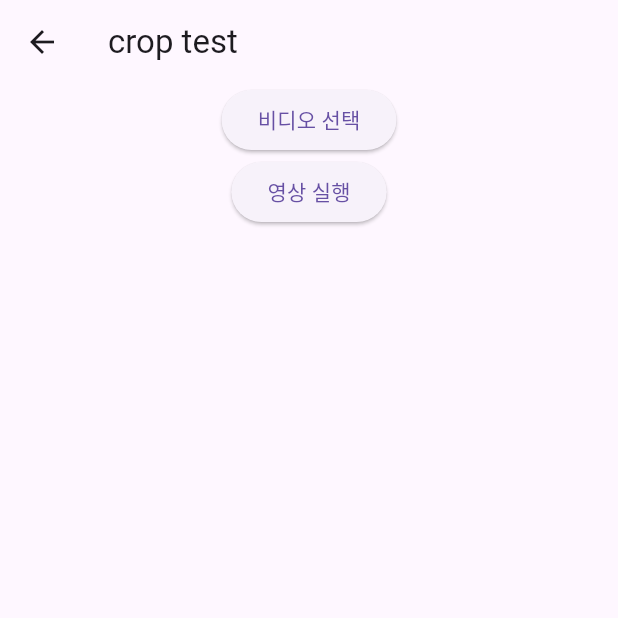
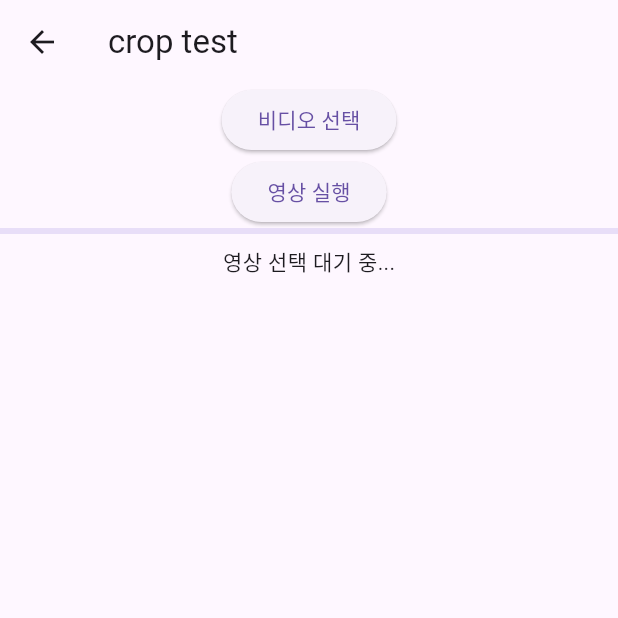
Before and after one commit to hu5768/mlkit-FollowVideo, a Flutter app: the VideoPoseCrop screen opened directly, after a tap on "비디오 선택", on a phone screen of 412 x 824 dp, the top half of it. Run offline on Flutter 3.47's test engine with Material 3 defaults, Android fonts, the light colour scheme and no system bars; our stand-ins replace camera, file_picker, get, permission_handler, video_player; missing offline and left inert: ffmpeg_kit_flutter_full, google_mlkit_object_detection, google_mlkit_pose_detection.

Commit message:
영상 생성 프로그레스바 추가

```diff
--- a/lib/controllers/pose_crop_controller.dart
+++ b/lib/controllers/pose_crop_controller.dart
@@ -17,6 +17,14 @@ class PoseCropController extends GetxController {
   Timer? _poseTimer;
   final int _elapsedMs = 0;
 
+  final RxString progressLabel = '영상 선택 대기 중...'.obs;
+  final RxDouble progressValue = 0.0.obs;
+  void updateProgress(String label, double value) {
+    progressLabel.value = label;
+
+    progressValue.value = value;
+  }
+
   Future<void> pickVideo() async {
     FilePickerResult? result =
         await FilePicker.platform.pickFiles(type: FileType.video);
@@ -31,28 +39,27 @@ class PoseCropController extends GetxController {
     final outputPath = '$croppedDir/final_output.mp4';
 
     await _deletePreviousImages(); //디렉토리에 남아있는 jpg 제거
+
+    updateProgress('프레임 추출 중...', 0.1);
     final frames = await extractFramesOnce(videoPath!.value, frameDir); //프레임 분할
-    print("프레임 추출 : ${frames.length}");
+
+    updateProgress('포즈 분석 중...', 0.3);
     if (frames.isNotEmpty) await runPoseDetectionOnFrames(frames);
     print('✅ 총 프레임 수: ${frames.length}');
     print('✅ 저장된 pose 수: ${poseHistory.length}');
 
-    for (int i = 0; i < poseHistory.length; i++) {
-      final landmarks = poseHistory[i];
-      print('🦴 프레임 $i: landmark 개수 = ${landmarks.length}');
-    }
+    updateProgress('크롭 및 조립 중...', 0.7);
     await cropAndAssembleFrames(
         frames: frames, croppedDir: croppedDir, outputPath: outputPath);
 
-    print("크롭");
+    updateProgress('영상 초기화 중...', 0.9);
     if (controller.value != null) {
       await controller.value!.dispose();
     }
-    print("컨트롤러 교체");
-    // 6. 새로운 컨트롤러로 교체 + 초기화
     final newController = VideoPlayerController.file(File(outputPath));
     await newController.initialize();
     controller.value = newController;
+    updateProgress('완료', 1.0);
   }
 
   Future<void> _deletePreviousImages() async {
--- a/lib/views/video_pose_crop.dart
+++ b/lib/views/video_pose_crop.dart
@@ -26,6 +26,14 @@ class VideoPoseCrop extends StatelessWidget {
               onPressed: videoController.togglePlayPause,
               child: const Text('영상 실행'),
             ),
+            Obx(() => Column(
+                  children: [
+                    LinearProgressIndicator(
+                        value: videoController.progressValue.value),
+                    const SizedBox(height: 8),
+                    Text(videoController.progressLabel.value),
+                  ],
+                )),
             Obx(() {
               final player = videoController.controller.value;
               if (player != null && player.value.isInitialized) {
```
